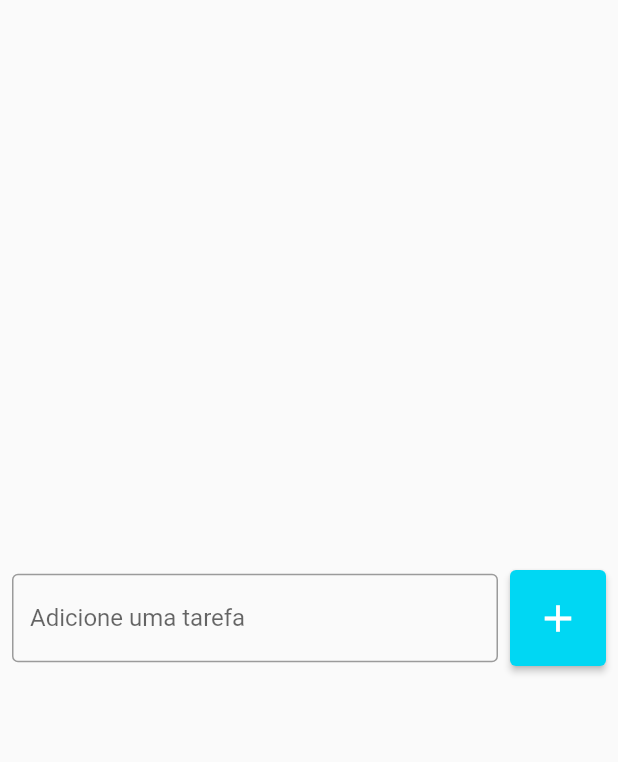
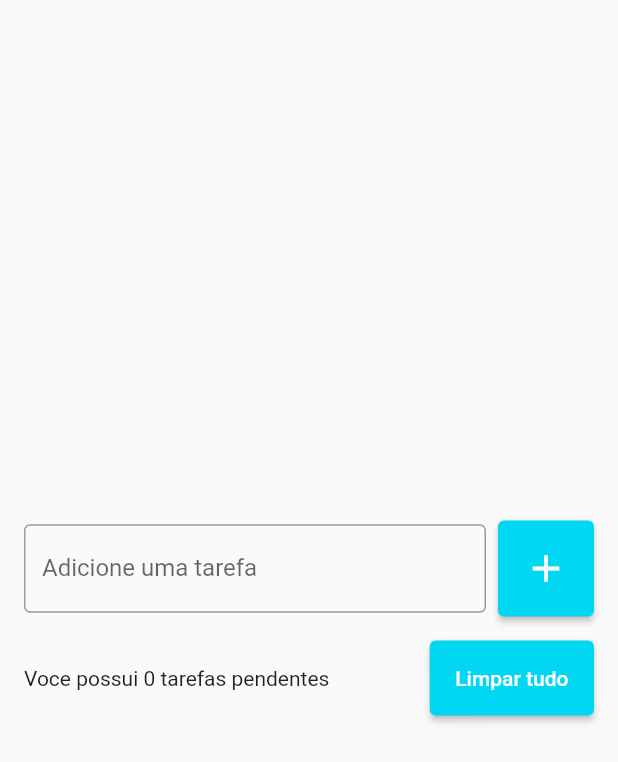
Before and after one commit to 9reis/app_lista_tarefas, a Flutter app: the screen it shows after launch, on a phone screen of 412 x 824 dp. Shown: the top 762 px of the screen. Run offline on Flutter 3.47's test engine with Material 2 defaults, Android fonts, the phone set to English and light mode, and no system bars.

Commit message:
Botão limpar tudo

```diff
--- a/lib/pages/todo_list_page.dart
+++ b/lib/pages/todo_list_page.dart
@@ -8,8 +8,11 @@ class TodoListPage extends StatelessWidget {
     return Scaffold(
       body: Center(
         child: Padding(
-          padding: const EdgeInsets.all(8.0),
-          child: Row(
+          padding: const EdgeInsets.symmetric(horizontal: 16),
+          child: Column(
+            mainAxisSize: MainAxisSize.min,
+            children: [
+              Row(
                 children: [
                   Expanded(
                     child: TextField(
@@ -19,24 +22,32 @@ class TodoListPage extends StatelessWidget {
                           hintText: "ex: Estudar flutter"),
                     ),
                   ),
-              SizedBox(
-                width: 8,
-              ),
+                  SizedBox(width: 8),
                   ElevatedButton(
                     onPressed: () {},
                     style: ElevatedButton.styleFrom(
                         primary: Color(0xFF00D7F3),
-                    //Colors.purple,
-                    //fixedSize: Size(100, 200), tamanho fixo
-                    padding: const EdgeInsets.all(17) // Padding no botão
-                    // EdgeInsets.zero, Espaçamento minimo
+                        padding: const EdgeInsets.all(17)),
+                    child: Icon(Icons.add, size: 30),
                   ),
-                child: Icon(Icons.add, size: 30),
-                //Text(
-                //  ' Enviar',
-                //  style: TextStyle(fontSize: 40),
+                ],
               ),
-              //
+              SizedBox(height: 16),
+              Row(
+                children: [
+                  Expanded(
+                    child: Text("Voce possui 0 tarefas pendentes"),
+                  ),
+                  SizedBox(width: 8),
+                  ElevatedButton(
+                    onPressed: () {},
+                    style: ElevatedButton.styleFrom(
+                        primary: Color(0xFF00D7F3),
+                        padding: const EdgeInsets.all(17)),
+                    child: Text("Limpar tudo"),
+                  ),
+                ],
+              )
             ],
           ),
         ),
```
Lines whose indentation alone changed are shown as unchanged.
